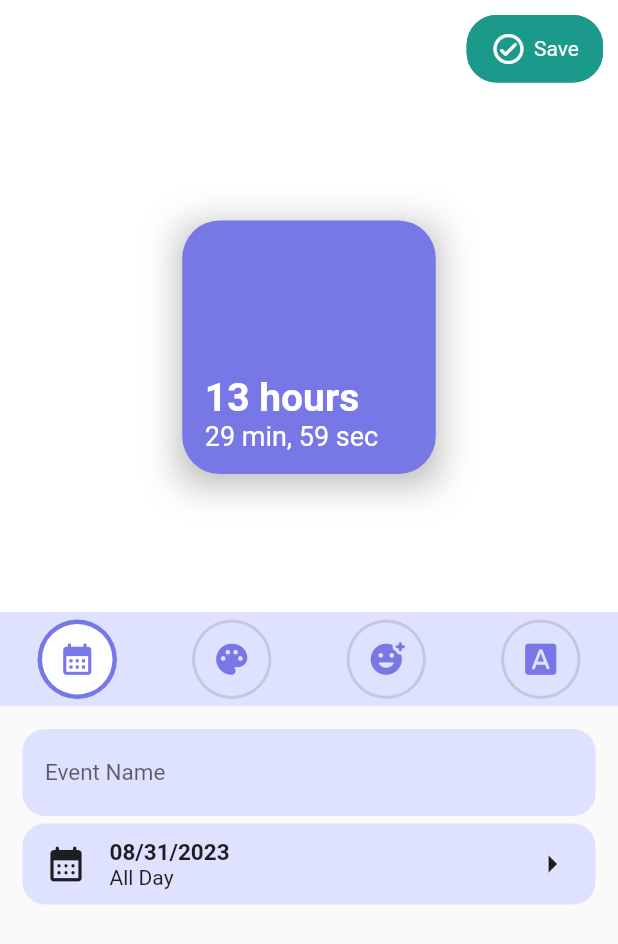
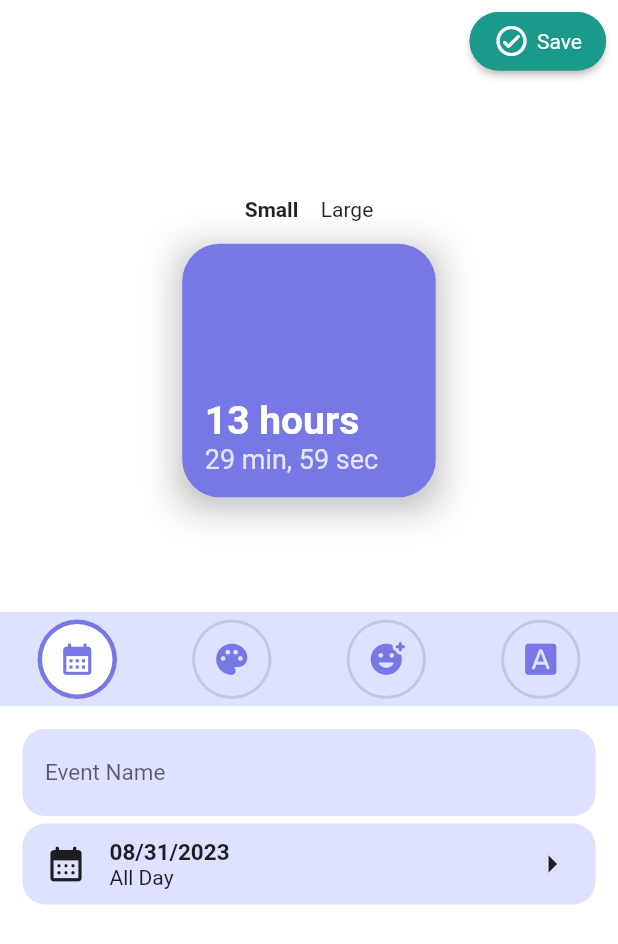
Before and after one commit to chrisstayte/Countdowns, a Flutter app: the EventDraftScreen screen opened by its route, on a phone screen of 412 x 824 dp. Shown: the top 944 px of the screen. Run offline on Flutter 3.47's test engine with Material 2 defaults, Android fonts, the phone set to English and light mode, and no system bars; drawn by our look-alikes of auto_size_text, flutter_animate; our stand-ins replace font_awesome_flutter, go_router, hive, hive_flutter, package_info_plus; missing offline and left inert: flex_color_picker; accounts and stored records are empty; Roboto replaces fonts that are missing (Default).

Commit message:
Updated content

```diff
--- a/lib/models/settings.dart
+++ b/lib/models/settings.dart
@@ -6,12 +6,16 @@ class Settings {
   SortingMethod sortingMethod = SortingMethod.alphaAscending;
   bool hapticFeedback = true;
   bool soundEffects = true;
+  bool squareView = true;
+  bool notify = true;
 
   Settings({
     required this.themeMode,
     required this.sortingMethod,
     required this.hapticFeedback,
     required this.soundEffects,
+    required this.squareView,
+    required this.notify,
   });
 
   factory Settings.fromJson(Map<String, dynamic> json) {
@@ -24,12 +28,16 @@ class Settings {
 
     bool hasHapticFeedback = json['hapticFeedback'] as bool;
     bool hasSoundFeedback = json['soundEffects'] as bool;
+    bool squareView = json['squareView'] as bool;
+    bool notify = json['notify'] as bool;
 
     return Settings(
       themeMode: themeMode,
       sortingMethod: sortingMethod ?? SortingMethod.alphaAscending,
       hapticFeedback: hasHapticFeedback,
       soundEffects: hasSoundFeedback,
+      squareView: squareView,
+      notify: notify,
     );
   }
 
@@ -38,6 +46,8 @@ class Settings {
         'sortingMethod': sortingMethod.toString(),
         'hapticFeedback': hapticFeedback,
         'soundEffects': soundEffects,
+        'squareView': squareView,
+        'notify': notify,
       };
 
   static SortingMethod _getStatusFromString(String sortingMethodAsString) {
--- a/lib/screens/event_draft/event_draft_screen.dart
+++ b/lib/screens/event_draft/event_draft_screen.dart
@@ -3,7 +3,7 @@ import 'package:countdowns/models/event.dart';
 import 'package:countdowns/providers/event_provider.dart';
 
 import 'package:countdowns/screens/event_draft/option_circle.dart';
-import 'package:countdowns/screens/event_draft/options/background_container.dart';
+import 'package:countdowns/screens/event_draft/options/background/background_container.dart';
 import 'package:countdowns/screens/event_draft/options/font_container.dart';
 import 'package:countdowns/screens/event_draft/options/name_and_date_container.dart';
 import 'package:countdowns/screens/event_draft/options/icon_container.dart';
@@ -29,6 +29,7 @@ class _EventDraftScreenState extends State<EventDraftScreen> {
   late Event _existingEvent;
   bool _newEvent = true;
   bool _shouldShakeName = false;
+  bool _isSquare = true;
 
   int _selectedOption = 0;
   final TextEditingController _titleController = TextEditingController();
@@ -83,7 +84,7 @@ class _EventDraftScreenState extends State<EventDraftScreen> {
         scrolledUnderElevation: 0,
         actions: [
           Padding(
-            padding: const EdgeInsets.only(right: 10, top: 10),
+            padding: const EdgeInsets.all(8),
             child: OutlinedButton(
               onPressed: () {
                 if (_titleController.text.isNotEmpty) {
@@ -118,6 +119,7 @@ class _EventDraftScreenState extends State<EventDraftScreen> {
                     borderRadius: Global.styles.containerCornerRadius,
                   ),
                 ),
+                elevation: MaterialStateProperty.all<double>(2),
               ),
               child: const Row(
                 children: [
@@ -134,7 +136,48 @@ class _EventDraftScreenState extends State<EventDraftScreen> {
         children: [
           Expanded(
             child: Center(
-              child: Container(
+              child: Column(
+                mainAxisAlignment: MainAxisAlignment.center,
+                children: [
+                  Row(
+                    mainAxisAlignment: MainAxisAlignment.center,
+                    children: [
+                      GestureDetector(
+                        onTap: () => setState(() {
+                          _isSquare = true;
+                        }),
+                        child: Text(
+                          'Small',
+                          style: TextStyle(
+                            fontWeight: _isSquare ? FontWeight.bold : null,
+                          ),
+                        ),
+                      ),
+                      SizedBox(
+                        width: 15,
+                      ),
+                      GestureDetector(
+                        onTap: () => setState(() {
+                          _isSquare = false;
+                        }),
+                        child: Text(
+                          'Large',
+                          style: TextStyle(
+                            fontWeight: !_isSquare ? FontWeight.bold : null,
+                          ),
+                        ),
+                      )
+                    ],
+                  ),
+                  SizedBox(
+                    height: 15,
+                  ),
+                  Container(
+                    padding:
+                        EdgeInsets.symmetric(horizontal: _isSquare ? 0 : 15),
+                    constraints: BoxConstraints(
+                      maxWidth: _isSquare ? 169 : 500,
+                    ),
                     decoration: BoxDecoration(
                       boxShadow: [
                         BoxShadow(
@@ -147,6 +190,8 @@ class _EventDraftScreenState extends State<EventDraftScreen> {
                     child: EventSquare(
                       event: _eventDraft,
                     ),
+                  ),
+                ],
               ),
             ),
           ),
@@ -192,7 +237,7 @@ class _EventDraftScreenState extends State<EventDraftScreen> {
           ),
           Expanded(
             child: Container(
-              color: Theme.of(context).canvasColor,
+              color: Theme.of(context).cardColor,
               child: IndexedStack(
                 index: _selectedOption,
                 children: [
--- a/lib/utilities/extensions.dart
+++ b/lib/utilities/extensions.dart
@@ -15,8 +15,8 @@ extension GradientColor on Color {
 
     return LinearGradient(
       colors: [this, complimentary.toColor()],
-      begin: Alignment.topCenter,
-      end: Alignment.bottomCenter,
+      begin: Alignment.topLeft,
+      end: Alignment.bottomRight,
     );
   }
 
--- a/lib/widgets/event_square.dart
+++ b/lib/widgets/event_square.dart
@@ -71,8 +71,10 @@ class _EventSquareState extends State<EventSquare> {
   @override
   Widget build(BuildContext context) {
     return Container(
-      width: 169,
-      height: 169,
+      constraints: BoxConstraints(
+        // maxWidth: 169,
+        maxHeight: 169,
+      ),
       padding: const EdgeInsets.all(15),
       decoration: BoxDecoration(
         borderRadius: BorderRadius.circular(
@@ -80,7 +82,7 @@ class _EventSquareState extends State<EventSquare> {
         ),
         color: widget.event.backgroundColor,
         gradient: widget.event.backgroundGradient
-            ? widget.event.backgroundColor?.gradient
+            ? widget.event.backgroundColor.gradient
             : null,
       ),
       child: Column(
@@ -98,8 +100,8 @@ class _EventSquareState extends State<EventSquare> {
                   overflow: TextOverflow.ellipsis,
                   maxLines: 2,
                   style: TextStyle(
-                    fontSize: 20,
-                    color: Colors.white,
+                    fontSize: 26,
+                    color: widget.event.backgroundColor.contentColor,
                     fontFamily: widget.event.fontFamily,
                   ),
                 ),
@@ -121,19 +123,22 @@ class _EventSquareState extends State<EventSquare> {
                 premierText,
                 maxLines: 1,
                 minFontSize: 20,
-                style: const TextStyle(
-                  color: Colors.white,
+                style: TextStyle(
+                  color: widget.event.backgroundColor.contentColor,
                   fontSize: 26,
                   fontWeight: FontWeight.w700,
+                  fontFamily: widget.event.fontFamily,
                 ),
               ),
               if (secondaryText != null)
                 AutoSizeText(
                   secondaryText!,
                   maxLines: 1,
-                  style: const TextStyle(
-                    color: Colors.white,
+                  style: TextStyle(
+                    color: widget.event.backgroundColor.contentColor
+                        .withOpacity(.8),
                     fontSize: 18,
+                    fontFamily: widget.event.fontFamily,
                   ),
                 ),
             ],
--- a/pubspec.yaml
+++ b/pubspec.yaml
@@ -26,6 +26,7 @@ dependencies:
   font_awesome_flutter: ^10.5.0
   intl: ^0.18.1
   flutter_animate: ^4.2.0+1
+  flex_color_picker: ^3.3.0
 
 dev_dependencies:
   flutter_test:
```
Also changed, not shown: lib/providers/settings_provider.dart (+14 -0 lines), lib/screens/event_draft/options/background/background_container.dart (renamed from lib/screens/event_draft/options/background_container.dart, +31 -54 lines), lib/screens/event_draft/options/background/color_selector.dart (added, +43 -0 lines), lib/screens/event_draft/options/background/custom_color_modal.dart (added, +113 -0 lines), lib/screens/event_screen/event_screen.dart (+8 -5 lines), lib/screens/home/home_screen.dart (+36 -15 lines), lib/screens/settings_screen.dart (+35 -10 lines), lib/screens/setttings/credits_page.dart (deleted, +0 -104 lines), lib/widgets/event_rectangle.dart (deleted). Lines whose indentation alone changed are shown as unchanged.
